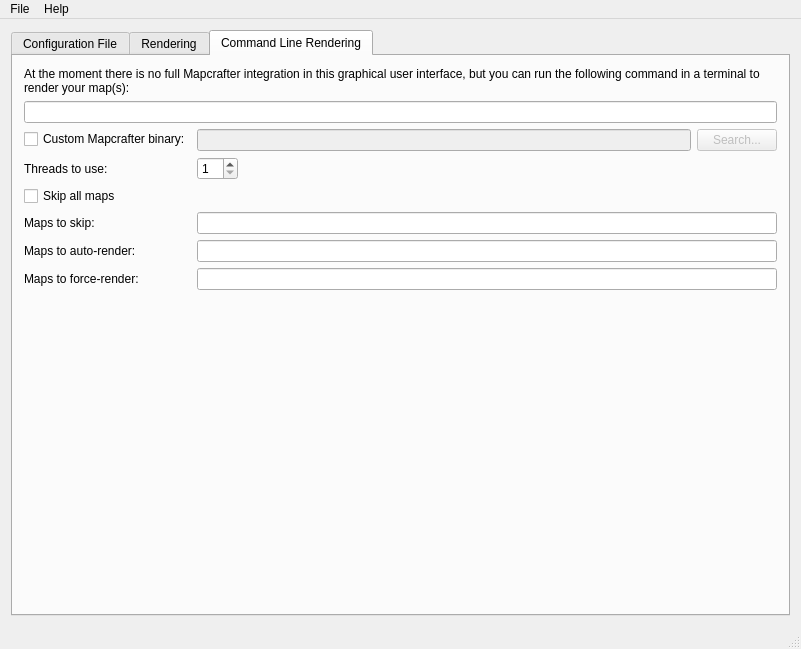
Old version of the form mainwindow.ui in the repository mapcrafter/mapcrafter-gui.
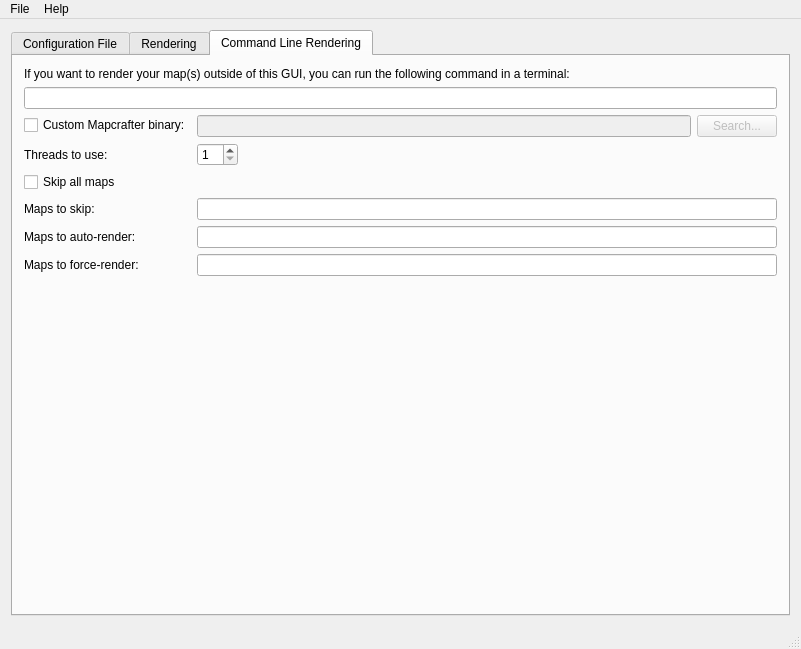
New version of the form. The open tabs and pages were chosen to show the change. Custom widgets are drawn as their Qt base class.

Commit message: Tweaked label of command line rendering tab.

What changed in the file:
```diff
--- a/mainwindow.ui
+++ b/mainwindow.ui
@@ -246,7 +246,7 @@
         <item>
          <widget class="QLabel" name="label">
           <property name="text">
-           <string>At the moment there is no full Mapcrafter integration in this graphical user interface, but you can run the following command in a terminal to render your map(s):</string>
+           <string>If you want to render your map(s) outside of this GUI, you can run the following command in a terminal:</string>
           </property>
           <property name="wordWrap">
            <bool>true</bool>
```
